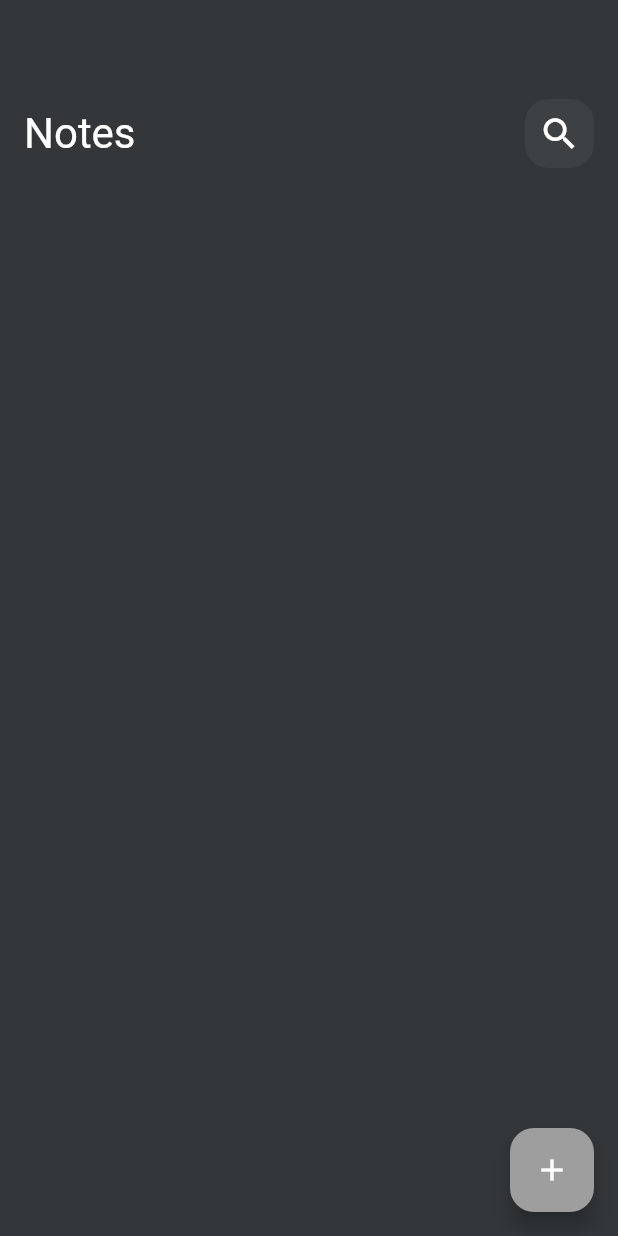
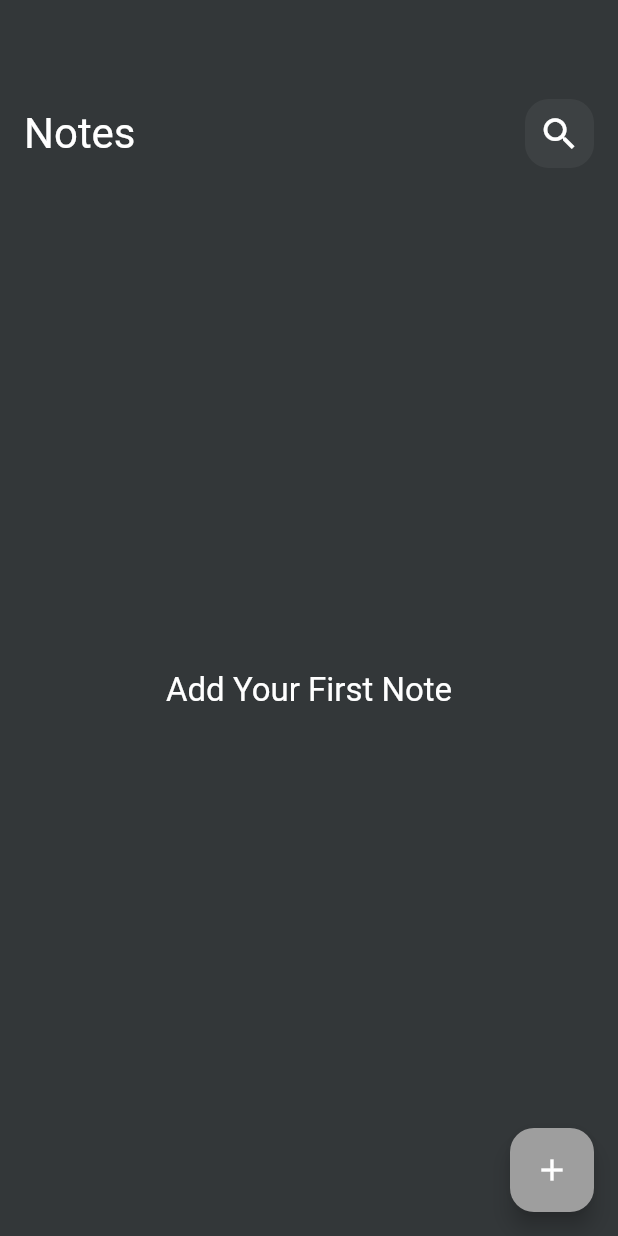
Before and after one commit to Eslamyounis34/Flutter_Notes_App, a Flutter app: the screen it shows after launch, on a phone screen of 412 x 824 dp. Run offline on Flutter 3.47's test engine with Material 2 defaults, Android fonts, the phone set to English and light mode, and no system bars; our stand-ins replace bloc, buildcondition, flutter_bloc, fluttertoast, font_awesome_flutter, hexcolor and 3 more; accounts and stored records are empty; Roboto replaces fonts that are missing (Poppins).

Commit message:
adding build condition for empty list

```diff
--- a/lib/widgets/notes_list_view.dart
+++ b/lib/widgets/notes_list_view.dart
@@ -1,4 +1,6 @@
+import 'package:buildcondition/buildcondition.dart';
 import 'package:flutter/cupertino.dart';
+import 'package:flutter/material.dart';
 import 'package:flutter_bloc/flutter_bloc.dart';
 import 'package:hive_notes_app/cubits/notes_cubit/notes_cubit.dart';
 import 'package:hive_notes_app/widgets/note_item.dart';
@@ -15,7 +17,9 @@ class NotesListView extends StatelessWidget {
       builder: (context, state) {
         List<NoteModel>? notes = BlocProvider.of<NotesCubit>(context).notesList;
         print('testScreenList : ' + notes.toString());
-        return Padding(
+        return BuildCondition(
+          condition: notes!.isNotEmpty,
+          builder: (context) => Padding(
             padding: const EdgeInsets.only(top: 18.0),
             child: ListView.builder(
                 itemCount: notes?.length,
@@ -28,6 +32,12 @@ class NotesListView extends StatelessWidget {
                     ),
                   );
                 }),
+          ),
+          fallback: (context) => const Center(
+              child: Text(
+            'Add Your First Note',
+            style: TextStyle(color: Colors.white, fontSize: 22),
+          )),
         );
       },
     );
```
Lines whose indentation alone changed are shown as unchanged.
